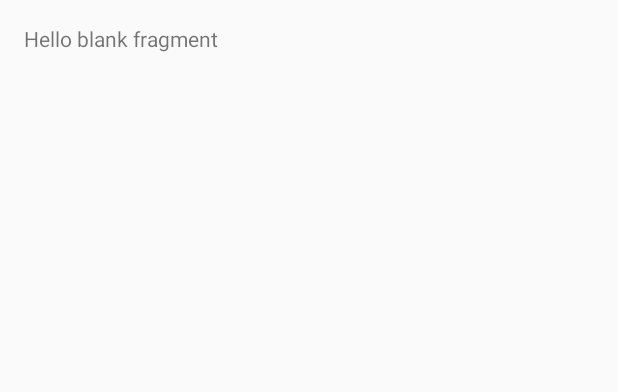
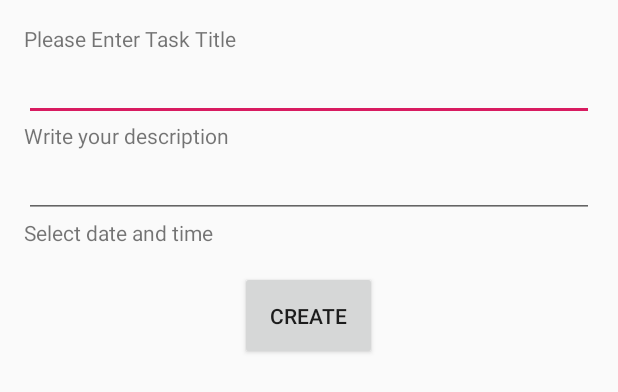
Before and after one commit to AleeRzA/Maktab6, an Android app: the layout fragment_task_creation.xml on its own in the app's theme, with its tools: preview values and no code run, on a phone screen of 412 x 824 dp. Shown: the top 392 px of the screen. Run offline under Robolectric (Android 15) with nearby library versions, the phone set to English and light mode, and no system bars.

Commit message:
some modifications..

```diff
--- a/app/src/main/res/layout/fragment_task_creation.xml
+++ b/app/src/main/res/layout/fragment_task_creation.xml
@@ -4,12 +4,39 @@
     xmlns:tools="http://schemas.android.com/tools"
     android:layout_width="match_parent"
     android:layout_height="match_parent"
+    android:orientation="vertical"
     android:padding="16dp"
     tools:context=".controller.TaskCreationFragment">
 
     <TextView
+    android:layout_width="match_parent"
+    android:layout_height="wrap_content"
+    android:text="@string/creation_title" />
+    <EditText
+        android:id="@+id/creation_title"
         android:layout_width="match_parent"
-        android:layout_height="match_parent"
-        android:text="@string/hello_blank_fragment" />
+        android:layout_height="wrap_content" />
+    <TextView
+        android:layout_width="match_parent"
+        android:layout_height="wrap_content"
+        android:text="@string/creation_description" />
+    <EditText
+        android:id="@+id/creation_description"
+        android:layout_width="match_parent"
+        android:layout_height="wrap_content" />
+    <TextView
+        android:layout_width="match_parent"
+        android:layout_height="wrap_content"
+        android:text="@string/creation_date" />
+
+    <Button
+        android:id="@+id/creation_btn_create"
+        android:layout_gravity="center_horizontal"
+        android:layout_margin="16dp"
+        android:text="@string/creation_btn_text"
+        android:padding="20dp"
+        android:layout_width="wrap_content"
+        android:layout_height="wrap_content" />
+
 
 </LinearLayout>
```
